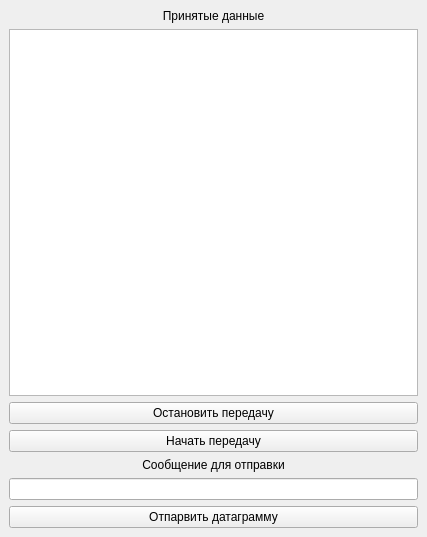
First picture: the form in task9/mainwindow.ui, repository DiZayStudio/Qt, before the edit.
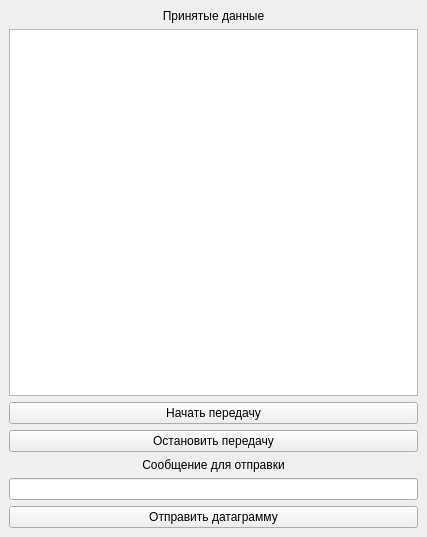
Second picture: the form after the edit.

What changed in the file:
```diff
--- a/task9/mainwindow.ui
+++ b/task9/mainwindow.ui
@@ -28,13 +28,6 @@
     <item>
      <widget class="QTextEdit" name="te_result"/>
     </item>
-    <item>
-     <widget class="QPushButton" name="pb_stop">
-      <property name="text">
-       <string>Остановить передачу</string>
-      </property>
-     </widget>
-    </item>
     <item>
      <widget class="QPushButton" name="pb_start">
       <property name="text">
@@ -42,6 +35,13 @@
       </property>
      </widget>
     </item>
+    <item>
+     <widget class="QPushButton" name="pb_stop">
+      <property name="text">
+       <string>Остановить передачу</string>
+      </property>
+     </widget>
+    </item>
     <item>
      <widget class="QLabel" name="label">
       <property name="text">
@@ -58,7 +58,7 @@
     <item>
      <widget class="QPushButton" name="pb_send_text">
       <property name="text">
-       <string>Отпарвить датаграмму</string>
+       <string>Отправить датаграмму</string>
       </property>
      </widget>
     </item>
```
